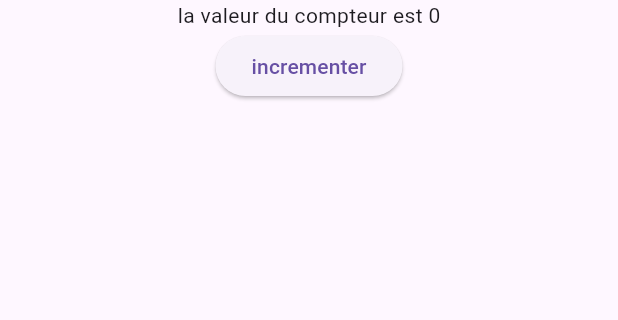
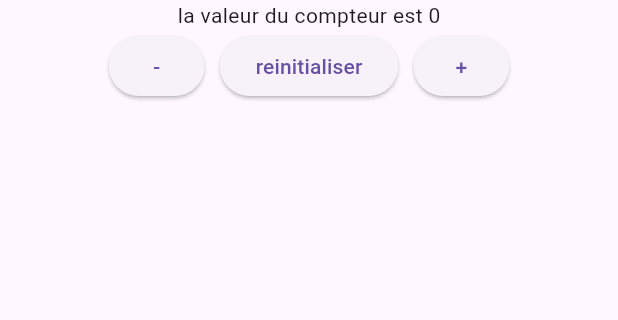
Before and after one commit to zakariadjellouli/flutter_atelier_04, a Flutter app: the screen it shows after launch, on a phone screen of 412 x 824 dp, the part 582-902 px from its top. Run offline on Flutter 3.47's test engine with Material 3 defaults, Android fonts, the light colour scheme and no system bars.

Commit message:
etape 4 : commit de question 3

```diff
--- a/lib/main.dart
+++ b/lib/main.dart
@@ -23,13 +23,37 @@ class _MyWidgetState extends State<MyWidget> {
             children: [
               Text("atelier 04 - statefulwidget de zakaria"),
               Text("la valeur du compteur est $compteur"),
+
+              Row(
+                mainAxisAlignment: MainAxisAlignment.center,
+                children: [
+                  ElevatedButton(
+                    onPressed: () {
+                      setState(() {
+                        compteur--;
+                      });
+                    },
+                    child: Text("-"),
+                  ),
+                  SizedBox(width: 10),
+                  ElevatedButton(
+                    onPressed: () {
+                      setState(() {
+                        compteur = 0;
+                      });
+                    },
+                    child: Text("reinitialiser"),
+                  ),
+                  SizedBox(width: 10),
                   ElevatedButton(
                     onPressed: () {
                       setState(() {
                         compteur++;
                       });
                     },
-                child: Text("incrementer"),
+                    child: Text("+"),
+                  ),
+                ],
               ),
             ],
           ),
```
Lines whose indentation alone changed are shown as unchanged.
